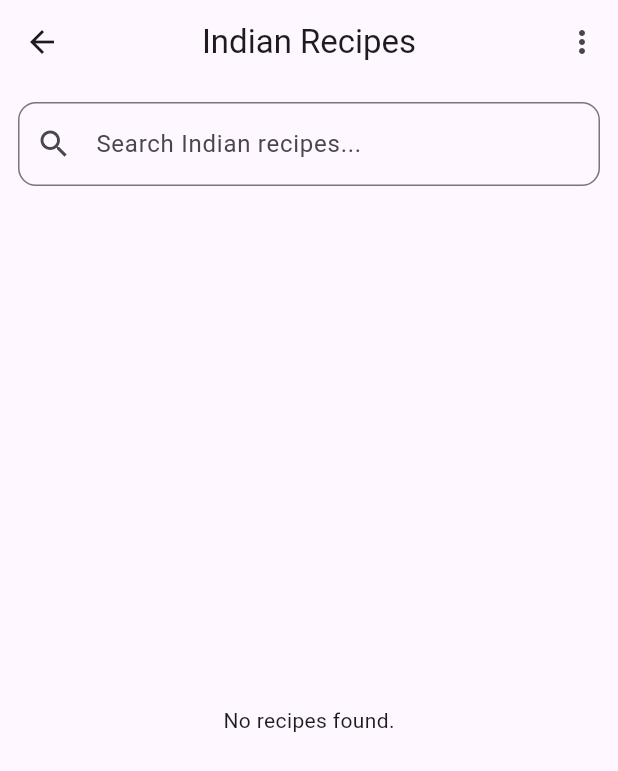
After one commit to Mim1726/Android-Project-DU-CodeBots, a Flutter app: the screen it shows after launch, after a tap on "Indian", on a phone screen of 412 x 824 dp. The commit adds this screen. Shown: the top 771 px of the screen. Run offline on Flutter 3.47's test engine with Material 3 defaults, Android fonts, the phone set to English and light mode, and no system bars; our stand-ins replace cloud_firestore, firebase_core, flutter_tts, share_plus, timezone; accounts and stored records are empty; Roboto replaces fonts that are missing (Poppins).

Commit message:
commit changes

```diff
--- /dev/null
+++ b/lib/api_service.dart
@@ -0,0 +1,14 @@
+import 'package:http/http.dart' as http;
+import 'dart:convert';
+
+Future<List<dynamic>> fetchRecipes(String cuisine, String search) async {
+  final response = await http.get(Uri.parse(
+    'http://<192.168.226.80>:8004/recipes?cuisine=$cuisine&search=$search',
+  ));
+
+  if (response.statusCode == 200) {
+    return json.decode(response.body)['recipes'];
+  } else {
+    throw Exception('Failed to load recipes');
+  }
+}
--- a/lib/home_screen.dart
+++ b/lib/home_screen.dart
@@ -1,10 +1,10 @@
 import 'package:flutter/material.dart';
+import 'recipe_page.dart';
+import 'side_navigation.dart'; // 🔥 Import the drawer
 
 class HomeScreen extends StatelessWidget {
-  // Cleaner constructor using super.key
   const HomeScreen({super.key});
 
-  // Dummy cuisine list
   final List<Map<String, String>> cuisines = const [
     {'name': 'Indian', 'emoji': '🍲'},
     {'name': 'Italian', 'emoji': '🍝'},
@@ -18,15 +18,18 @@ class HomeScreen extends StatelessWidget {
   Widget build(BuildContext context) {
     return Scaffold(
       appBar: AppBar(
-        title: const Text(
-          'Platr',
-          style: TextStyle(fontWeight: FontWeight.bold),
-        ),
+        title: const Text('Platr', style: TextStyle(fontWeight: FontWeight.bold)),
         centerTitle: true,
+        actions: [
+          IconButton(
+            icon: const Icon(Icons.more_vert),
+            onPressed: () => Scaffold.of(context).openEndDrawer(),
+          ),
+        ],
       ),
+      endDrawer: const SideNavigationDrawer(), // 🔥 Attach drawer
       body: Column(
         children: [
-          // Search bar
           Padding(
             padding: const EdgeInsets.all(12.0),
             child: TextField(
@@ -42,27 +45,26 @@ class HomeScreen extends StatelessWidget {
               },
             ),
           ),
-
-          // List of Cuisines
           Expanded(
             child: ListView.builder(
               itemCount: cuisines.length,
               itemBuilder: (context, index) {
                 return ListTile(
-                  leading: Text(
-                    cuisines[index]['emoji']!,
-                    style: const TextStyle(fontSize: 24),
-                  ),
+                  leading: Text(cuisines[index]['emoji']!, style: const TextStyle(fontSize: 24)),
                   title: Text(
                     cuisines[index]['name']!,
-                    style: const TextStyle(
-                      fontSize: 18,
-                      fontWeight: FontWeight.w500,
-                    ),
+                    style: const TextStyle(fontSize: 18, fontWeight: FontWeight.w500),
                   ),
                   trailing: const Icon(Icons.arrow_forward_ios, size: 16),
                   onTap: () {
-                    // TODO: Navigate to list of recipes for this cuisine
+                    Navigator.push(
+                      context,
+                      MaterialPageRoute(
+                        builder: (context) => CuisineRecipePage(
+                          cuisineName: cuisines[index]['name']!,
+                        ),
+                      ),
+                    );
                   },
                 );
               },
@@ -70,23 +72,13 @@ class HomeScreen extends StatelessWidget {
           ),
         ],
       ),
-
       bottomNavigationBar: BottomNavigationBar(
         items: const [
-          BottomNavigationBarItem(
-            icon: Icon(Icons.home),
-            label: 'Home',
-          ),
-          BottomNavigationBarItem(
-            icon: Icon(Icons.bookmark),
-            label: 'Bookmarks',
-          ),
-          BottomNavigationBarItem(
-            icon: Icon(Icons.person),
-            label: 'Profile',
-          ),
+          BottomNavigationBarItem(icon: Icon(Icons.home), label: 'Home'),
+          BottomNavigationBarItem(icon: Icon(Icons.bookmark), label: 'Bookmarks'),
+          BottomNavigationBarItem(icon: Icon(Icons.person), label: 'Profile'),
         ],
-        currentIndex: 0, // Home selected
+        currentIndex: 0,
         onTap: (index) {
           // TODO: Handle bottom nav tap
         },
--- a/lib/main.dart
+++ b/lib/main.dart
@@ -1,8 +1,23 @@
 import 'package:flutter/material.dart';
-import 'splash_screen.dart'; // Import this
-// import 'home_screen.dart';  // No need to show HomeScreen directly now
+import 'package:firebase_core/firebase_core.dart';
+import 'package:timezone/data/latest.dart' as tz;
+import 'package:timezone/timezone.dart' as tz;
 
-void main() {
+import 'splash_screen.dart';
+import 'firebase_options.dart'; // Auto-generated by FlutterFire CLI
+
+void main() async {
+  WidgetsFlutterBinding.ensureInitialized();
+
+  // Initialize Firebase
+  await Firebase.initializeApp(
+    options: DefaultFirebaseOptions.currentPlatform,
+  );
+
+  // Initialize timezone settings
+  tz.initializeTimeZones();
+  tz.setLocalLocation(tz.getLocation('Asia/Dhaka'));
+
   runApp(const MyApp());
 }
 
@@ -16,9 +31,9 @@ class MyApp extends StatelessWidget {
       debugShowCheckedModeBanner: false,
       theme: ThemeData(
         primarySwatch: Colors.deepOrange,
-        fontFamily: 'Poppins', // Optional global font
+        fontFamily: 'Poppins',
       ),
-      home: const SplashScreen(), // Start with splash screen
+      home: const SplashScreen(),
     );
   }
 }
--- /dev/null
+++ b/lib/recipe_page.dart
@@ -0,0 +1,153 @@
+import 'package:flutter/material.dart';
+import 'package:cloud_firestore/cloud_firestore.dart';
+import 'recipe_details.dart';
+import 'side_navigation.dart';
+
+class CuisineRecipePage extends StatefulWidget {
+  final String cuisineName;
+
+  const CuisineRecipePage({super.key, required this.cuisineName});
+
+  @override
+  State<CuisineRecipePage> createState() => _CuisineRecipePageState();
+}
+
+class _CuisineRecipePageState extends State<CuisineRecipePage> {
+  List<Map<String, dynamic>> _recipes = [];
+  String _search = '';
+  bool _loading = false;
+
+  final Map<String, String> localRecipeImages = {
+    "Butter Chicken": "assets/images/butter-chicken.jpg",
+    "Paneer Tikka": "assets/images/paneer-tikka.png",
+  };
+
+  Future<void> fetchRecipes() async {
+    setState(() {
+      _loading = true;
+    });
+
+    try {
+      Query collectionQuery = FirebaseFirestore.instance.collection('recipes');
+
+      // Filter by cuisine
+      collectionQuery = collectionQuery.where('cuisine', isEqualTo: widget.cuisineName);
+
+      // Optional: Search by title prefix
+      if (_search.isNotEmpty) {
+        collectionQuery = collectionQuery
+            .where('title', isGreaterThanOrEqualTo: _search)
+            .where('title', isLessThanOrEqualTo: '$_search\uf8ff');
+      }
+
+      QuerySnapshot querySnapshot = await collectionQuery.get();
+
+      final recipesData = querySnapshot.docs.map((doc) {
+        var data = doc.data() as Map<String, dynamic>;
+        data['id'] = doc.id;
+        return data;
+      }).toList();
+
+      setState(() {
+        _recipes = List<Map<String, dynamic>>.from(recipesData);
+      });
+    } catch (e) {
+      debugPrint('Error fetching recipes: $e');
+      setState(() {
+        _recipes = [];
+      });
+    } finally {
+      setState(() {
+        _loading = false;
+      });
+    }
+  }
+
+  @override
+  void initState() {
+    super.initState();
+    fetchRecipes();
+  }
+
+  @override
+  Widget build(BuildContext context) {
+    return Scaffold(
+      appBar: AppBar(
+        title: Text('${widget.cuisineName} Recipes'),
+        centerTitle: true,
+        actions: [
+          Builder(
+            builder: (context) => IconButton(
+              icon: const Icon(Icons.more_vert),
+              onPressed: () => Scaffold.of(context).openEndDrawer(),
+            ),
+          ),
+        ],
+      ),
+      endDrawer: const SideNavigationDrawer(),
+      body: Column(
+        children: [
+          Padding(
+            padding: const EdgeInsets.all(12.0),
+            child: TextField(
+              decoration: InputDecoration(
+                hintText: 'Search ${widget.cuisineName} recipes...',
+                prefixIcon: const Icon(Icons.search),
+                border: OutlineInputBorder(
+                  borderRadius: BorderRadius.circular(12),
+                ),
+              ),
+              onChanged: (value) {
+                setState(() => _search = value.trim());
+                fetchRecipes();
+              },
+            ),
+          ),
+          Expanded(
+            child: _loading
+                ? const Center(child: CircularProgressIndicator())
+                : _recipes.isEmpty
+                ? const Center(child: Text("No recipes found."))
+                : ListView.builder(
+              itemCount: _recipes.length,
+              itemBuilder: (context, index) {
+                final recipe = _recipes[index];
+                final String? title = recipe['title'];
+                final String? imageName = recipe['imageName'];
+                final String assetPath = title != null && localRecipeImages.containsKey(title)
+                    ? localRecipeImages[title]!
+                    : imageName != null
+                    ? 'assets/images/$imageName'
+                    : 'assets/default.jpg';
+
+                return Card(
+                  margin: const EdgeInsets.symmetric(horizontal: 12, vertical: 6),
+                  child: ListTile(
+                    onTap: () {
+                      Navigator.push(
+                        context,
+                        MaterialPageRoute(
+                          builder: (context) => RecipeDetailPage(recipe: recipe),
+                        ),
+                      );
+                    },
+                    leading: Image.asset(
+                      assetPath,
+                      width: 50,
+                      height: 50,
+                      fit: BoxFit.cover,
+                    ),
+                    title: Text(recipe['title'] ?? ''),
+                    subtitle: recipe['duration'] != null
+                        ? Text('${recipe['duration']} mins')
+                        : null,
+                  ),
+                );
+              },
+            ),
+          ),
+        ],
+      ),
+    );
+  }
+}
--- /dev/null
+++ b/lib/side_navigation.dart
@@ -0,0 +1,85 @@
+import 'package:flutter/material.dart';
+
+class SideNavigationDrawer extends StatelessWidget {
+  const SideNavigationDrawer({super.key});
+
+  @override
+  Widget build(BuildContext context) {
+    return Drawer(
+      child: ListView(
+        padding: EdgeInsets.zero,
+        children: [
+          const DrawerHeader(
+            decoration: BoxDecoration(
+              color: Color(0xFFFF5722),
+            ),
+            child: Text(
+              'Menu',
+              style: TextStyle(
+                color: Colors.white,
+                fontSize: 24,
+                fontWeight: FontWeight.bold,
+              ),
+            ),
+          ),
+          ListTile(
+            leading: const Icon(Icons.person),
+            title: const Text('View Profile'),
+            onTap: () {
+              Navigator.pop(context);
+              // Navigator.push(context, MaterialPageRoute(builder: (_) => ProfilePage()));
+            },
+          ),
+          ListTile(
+            leading: const Icon(Icons.notifications),
+            title: const Text('Notifications'),
+            onTap: () {
+              Navigator.pop(context);
+              // Navigator.push(context, MaterialPageRoute(builder: (_) => NotificationsPage()));
+            },
+          ),
+          ListTile(
+            leading: const Icon(Icons.bookmark),
+            title: const Text('View Saved Items'),
+            onTap: () {
+              Navigator.pop(context);
+              // Navigator.push(context, MaterialPageRoute(builder: (_) => SavedItemsPage()));
+            },
+          ),
+          ListTile(
+            leading: const Icon(Icons.receipt_long),
+            title: const Text('View Personal Recipes'),
+            onTap: () {
+              Navigator.pop(context);
+              // Navigator.push(context, MaterialPageRoute(builder: (_) => PersonalRecipesPage()));
+            },
+          ),
+          ListTile(
+            leading: const Icon(Icons.settings),
+            title: const Text('Settings'),
+            onTap: () {
+              Navigator.pop(context);
+              // Navigator.push(context, MaterialPageRoute(builder: (_) => SettingsPage()));
+            },
+          ),
+          ListTile(
+            leading: const Icon(Icons.privacy_tip),
+            title: const Text('Privacy Policy'),
+            onTap: () {
+              Navigator.pop(context);
+              // Navigator.push(context, MaterialPageRoute(builder: (_) => PrivacyPolicyPage()));
+            },
+          ),
+          ListTile(
+            leading: const Icon(Icons.logout),
+            title: const Text('Logout'),
+            onTap: () {
+              Navigator.pop(context);
+              // Handle logout logic
+            },
+          ),
+        ],
+      ),
+    );
+  }
+}
```
Also changed, not shown: Resources/About Dart/HelloWorld.dart (deleted, +0 -9 lines), Resources/About Dart/HelloWorld2.dart (deleted, +0 -18 lines), lib/recipe_details.dart (added, +284 -0 lines), lib/recipe_model.dart (added, +34 -0 lines), pubspec.yaml (+18 -1 lines), assets/images/butter-chicken.jpg (added), assets/images/default2.jpeg (added), assets/images/paneer-tikka.png (added), firebase.json (added), lib/firebase_options.dart (added), pubspec.lock, 11 other files.
